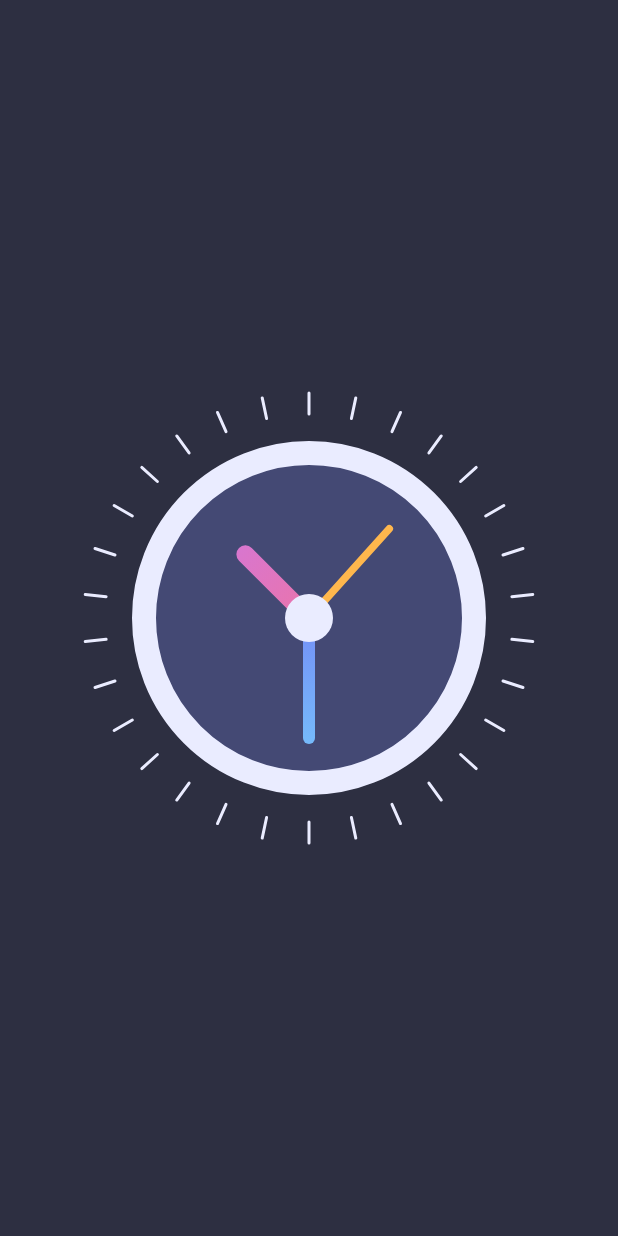
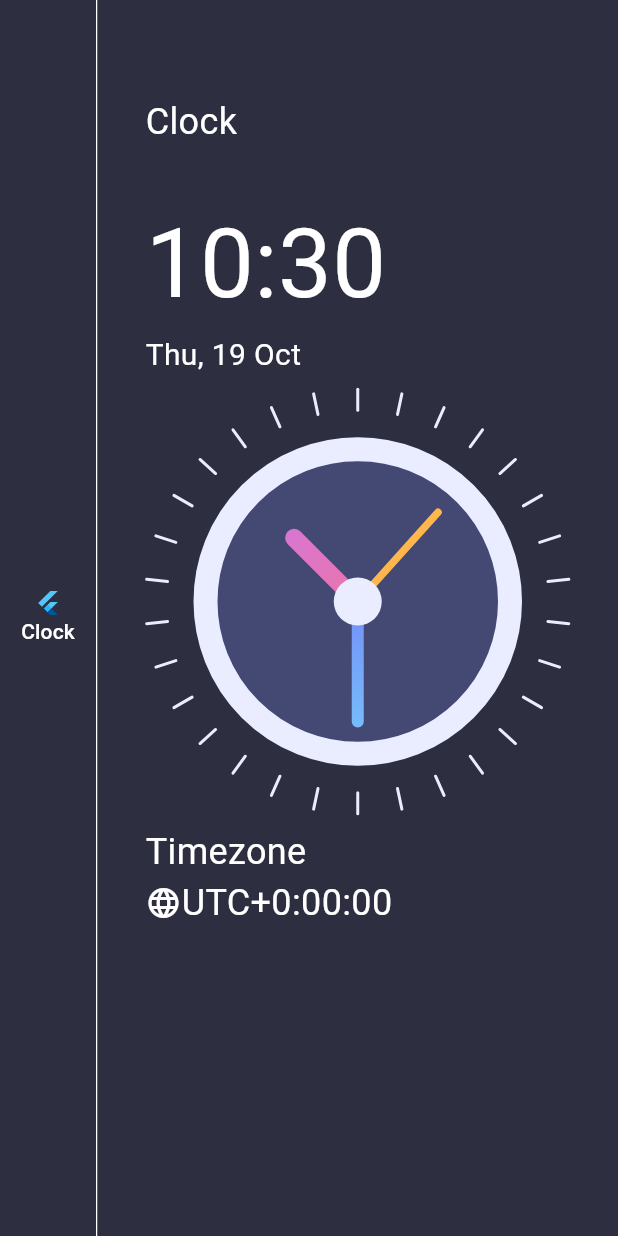
Before and after one commit to Mahender-Kumar/myclock, a Flutter app: the screen it shows after launch, on a phone screen of 412 x 824 dp. Run offline on Flutter 3.47's test engine with Material 2 defaults, Android fonts, the phone set to English and light mode, and no system bars.

Commit message:
data timexone added

```diff
--- a/lib/home_page.dart
+++ b/lib/home_page.dart
@@ -1,4 +1,5 @@
 import 'package:flutter/material.dart';
+import 'package:intl/intl.dart';
 import 'package:myclock/clock_view.dart';
 
 class MyHomePage extends StatefulWidget {
@@ -13,11 +14,84 @@
 class _MyHomePageState extends State<MyHomePage> {
   @override
   Widget build(BuildContext context) {
+    var now = DateTime.now();
+    var formattedTime = DateFormat('HH:mm').format(now);
+    var formattedDate = DateFormat('EEE, d MMM').format(now);
+    var timezoneString = now.timeZoneOffset.toString().split('.').first;
+    var offsetSign = ' ';
+    if (!timezoneString.startsWith('-')) offsetSign = '+';
+    // print(timezoneString);
+
     return Scaffold(
-      body: Container(
-        alignment: Alignment.center,
-        color: const Color(0xFF2D2F41),
-        child: ClockView(),
+      backgroundColor: const Color(0xFF2D2F41),
+      body: Row(
+        children: [
+          Column(
+            mainAxisAlignment: MainAxisAlignment.center,
+            children: <Widget>[
+              TextButton(
+                  onPressed: () {},
+                  child: const Column(
+                    children: [
+                      FlutterLogo(),
+                      Text(
+                        'Clock',
+                        style: TextStyle(color: Colors.white, fontSize: 14),
+                      )
+                    ],
+                  ))
+            ],
+          ),
+          VerticalDivider(
+            color: Colors.white,
+            width: 1,
+          ),
+          Expanded(
+            child: Container(
+              padding: const EdgeInsets.symmetric(horizontal: 32, vertical: 64),
+              alignment: Alignment.center,
+              color: const Color(0xFF2D2F41),
+              child: Column(
+                crossAxisAlignment: CrossAxisAlignment.start,
+                children: <Widget>[
+                  const Text(
+                    'Clock',
+                    style: TextStyle(color: Colors.white, fontSize: 24),
+                  ),
+                  const SizedBox(
+                    height: 32,
+                  ),
+                  Text(
+                    formattedTime,
+                    style: const TextStyle(color: Colors.white, fontSize: 64),
+                  ),
+                  Text(
+                    formattedDate,
+                    style: const TextStyle(color: Colors.white, fontSize: 20),
+                  ),
+                  const ClockView(),
+                  const Text(
+                    'Timezone',
+                    style: TextStyle(color: Colors.white, fontSize: 24),
+                  ),
+                  Row(
+                    children: <Widget>[
+                      const Icon(
+                        Icons.language,
+                        color: Colors.white,
+                      ),
+                      Text(
+                        'UTC' + offsetSign + timezoneString,
+                        style:
+                            const TextStyle(color: Colors.white, fontSize: 24),
+                      ),
+                    ],
+                  ),
+                ],
+              ),
+            ),
+          ),
+        ],
       ),
     );
   }
--- a/pubspec.yaml
+++ b/pubspec.yaml
@@ -35,6 +35,7 @@
   # The following adds the Cupertino Icons font to your application.
   # Use with the CupertinoIcons class for iOS style icons.
   cupertino_icons: ^1.0.2
+  intl: ^0.18.1
 
 dev_dependencies:
   flutter_test:
```
Also changed, not shown: pubspec.lock.
